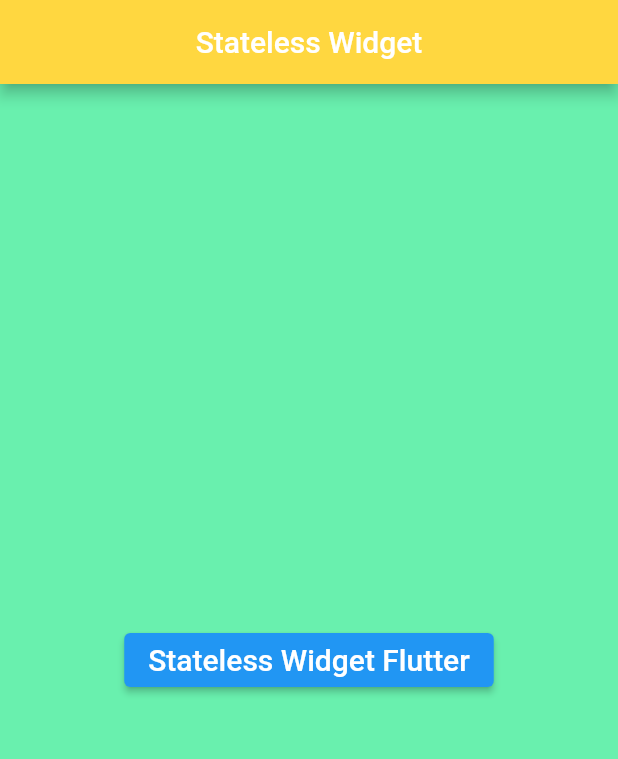
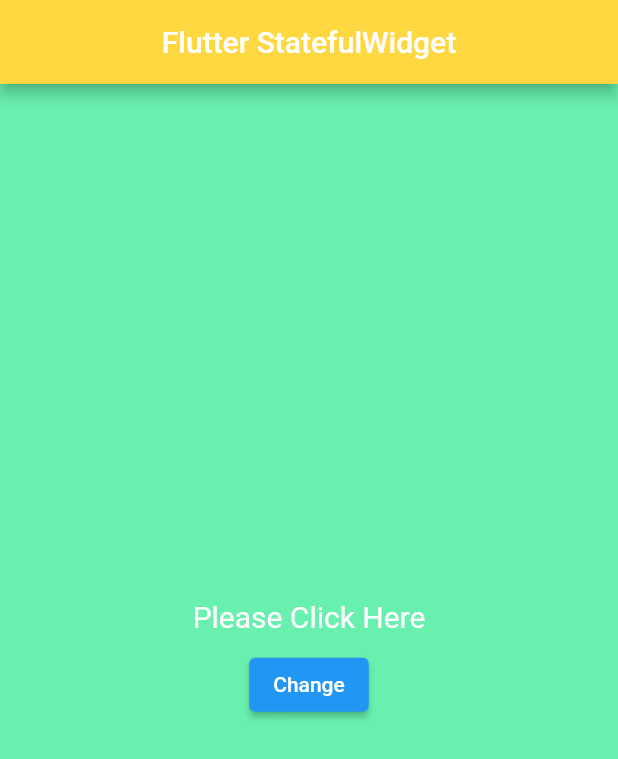
Before and after one commit to mdmanik74/Flutter-Day, a Flutter app: the screen it shows after launch, on a phone screen of 412 x 824 dp. Shown: the top 759 px of the screen. Run offline on Flutter 3.47's test engine with Material 2 defaults, Android fonts, the phone set to English and light mode, and no system bars.

Commit message:
Flutter Statefull widget

```diff
--- a/lib/main.dart
+++ b/lib/main.dart
@@ -1,5 +1,6 @@
 import 'package:flutter/material.dart';
-import 'package:source_code/source/stateless_widget.dart';
+import 'package:source_code/source/statefull_widget.dart';
+//import 'package:source_code/source/stateless_widget.dart';
 //import 'package:source_code/source/first_app.dart';
 //import 'package:source_code/source/stateless_widget.dart';
 
@@ -17,11 +18,11 @@ class MyApp extends StatelessWidget {
       debugShowCheckedModeBanner: false,
       home: Scaffold(
         appBar: AppBar(
-          title: const Text('Stateless Widget'),
+          title: const Text('Flutter StatefulWidget'),
           backgroundColor: Colors.amberAccent,
           centerTitle: true,
         ),
-        body: const StateWidget(),
+        body: const StatefullWidget(),
         backgroundColor: Colors.greenAccent,
       ),
     );
--- /dev/null
+++ b/lib/source/statefull_widget.dart
@@ -0,0 +1,43 @@
+import 'package:flutter/material.dart';
+
+class StatefullWidget extends StatefulWidget {
+  const StatefullWidget({Key? key}) : super(key: key);
+
+  @override
+  State<StatefullWidget> createState() => _StatefullWidgetState();
+}
+
+class _StatefullWidgetState extends State<StatefullWidget> {
+  String txt = "";
+  @override
+  void initState() {
+    txt = "Please Click Here";
+    super.initState();
+  }
+
+  @override
+  Widget build(BuildContext context) {
+    return Container(
+      child: Center(
+          child: Column(
+        mainAxisAlignment: MainAxisAlignment.center,
+        children: [
+          Text(
+            txt,
+            style: const TextStyle(fontSize: 20, color: Colors.white),
+          ),
+          const SizedBox(
+            height: 10,
+          ),
+          ElevatedButton(
+              onPressed: () {
+                setState(() {
+                  txt = 'Hellow Flutter';
+                });
+              },
+              child: const Text('Change'))
+        ],
+      )),
+    );
+  }
+}
```
